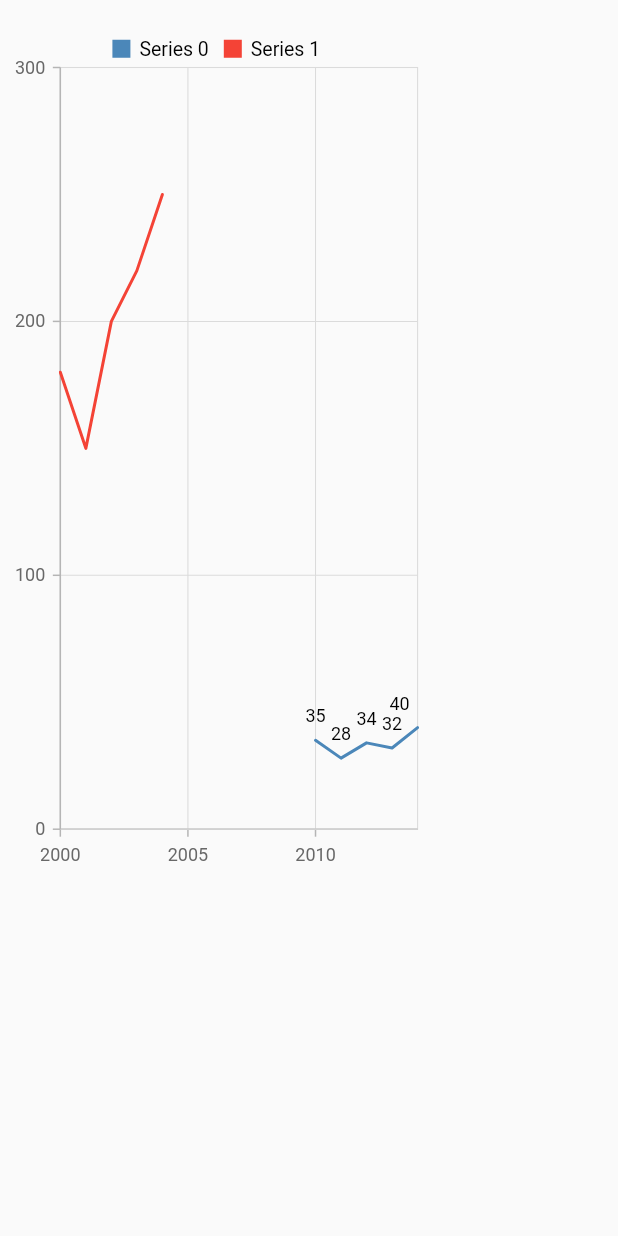
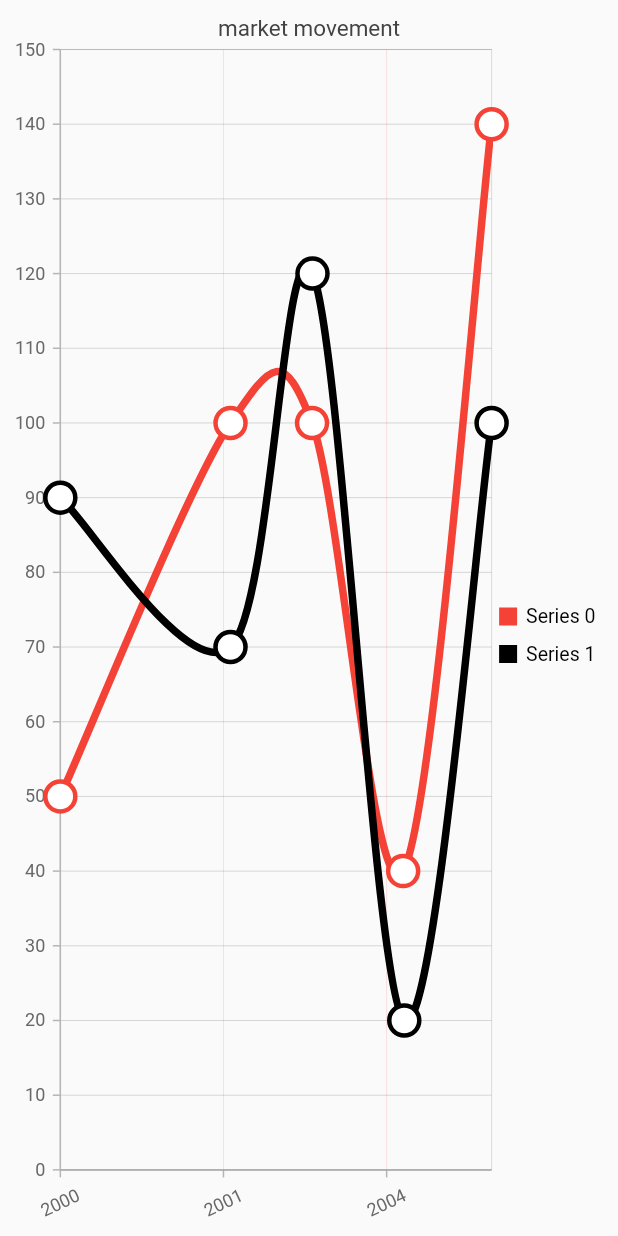
Before and after one commit to monaGamal2022/charts-interaction-demo, a Flutter app: the screen it shows after launch, on a phone screen of 412 x 824 dp. Run offline on Flutter 3.47's test engine with Material 2 defaults, Android fonts, the phone set to English and light mode, and no system bars; our stand-ins replace syncfusion_flutter_charts.

Commit message:
[FINALIZE] last stable version of demo stable

```diff
--- /dev/null
+++ b/lib/final_demo.dart
@@ -0,0 +1,208 @@
+import 'dart:developer';
+import 'package:flutter/material.dart';
+import 'package:intl/intl.dart';
+import 'package:syncfusion_flutter_charts/charts.dart';
+
+class FinalDemo extends StatefulWidget {
+  FinalDemo({Key? key}) : super(key: key);
+
+  @override
+  State<FinalDemo> createState() => _FinalDemoState();
+}
+
+class _FinalDemoState extends State<FinalDemo> {
+//TODO markers (Done)
+//TODO thinkness of lines (Done) width of SplineSeriesline
+//TODO curved points (Done) SplineChart
+//TODO grid color (Done) MajorGridLines in
+//TODO click on tooltip (Not achieveble directly it can be done with external action ex: button click)
+
+  final TooltipBehavior tool = TooltipBehavior(
+    enable: false,
+    activationMode: ActivationMode.singleTap,
+    header: "",
+  );
+
+  @override
+  Widget build(BuildContext context) {
+    return Scaffold(
+      body: SizedBox(
+        child: SfCartesianChart(
+          title: ChartTitle(
+            alignment: ChartAlignment.center,
+            text: "market movement",
+          ),
+          primaryXAxis: DateTimeAxis(
+            // intervalType: DateTimeIntervalType.days,
+            // enableAutoIntervalOnZooming: true,
+            // // interval: 1,
+            // associatedAxisName: "Market Date",
+            majorGridLines: const MajorGridLines(
+              width: 0.1,
+              color: Colors.red,
+            ),
+            // minorGridLines: const MinorGridLines(width: 0.5, color: Colors.red),
+            labelRotation: -25,
+          ),
+          crosshairBehavior: CrosshairBehavior(
+            enable: true,
+            activationMode: ActivationMode.singleTap,
+            lineWidth: 0.3,
+            shouldAlwaysShow: true,
+          ),
+          trackballBehavior: TrackballBehavior(
+            enable: true,
+            builder: (_, TrackballDetails details) {
+              // log("HI" + details.point!.xValue);
+              return GestureDetector(
+                onTap: () {
+                  print("Iam atool tip ive been tapedss");
+                },
+                child: IntrinsicHeight(
+                  child: Container(
+                    decoration: const BoxDecoration(
+                        color: Colors.white,
+                        borderRadius: BorderRadius.all(Radius.circular(3))),
+                    child: Row(
+                      mainAxisSize: MainAxisSize.min,
+                      children: [
+                        Container(
+                          decoration: BoxDecoration(
+                            color: Colors.red,
+                            borderRadius: BorderRadius.circular(3),
+                          ),
+                          child: Padding(
+                            padding: const EdgeInsets.only(left: 8.0),
+                            child: Container(
+                              decoration: const BoxDecoration(
+                                border: Border(
+                                  left: BorderSide(
+                                    color: Colors.red,
+                                    width: 4,
+                                  ),
+                                ),
+                              ),
+                            ),
+                          ),
+                        ),
+                        const SizedBox(width: 4),
+                        Padding(
+                          padding: const EdgeInsets.all(4.0),
+                          child: Column(
+                            mainAxisSize: MainAxisSize.min,
+                            mainAxisAlignment: MainAxisAlignment.start,
+                            children: [
+                              Text(DateTime.fromMicrosecondsSinceEpoch(
+                                details.point!.xValue,
+                              ).toString()),
+                              const SizedBox(height: 8),
+                              Text(
+                                details.point!.yValue.toString(),
+                                style: const TextStyle(
+                                  color: Colors.red,
+                                  fontWeight: FontWeight.bold,
+                                ),
+                              ),
+                            ],
+                          ),
+                        ),
+                      ],
+                    ),
+                  ),
+                ),
+              );
+            },
+            lineWidth: 0.3,
+            lineColor: Colors.transparent,
+            // shouldAlwaysShow: true,
+            lineDashArray: const [6, 6],
+            activationMode: ActivationMode.singleTap,
+            tooltipAlignment: ChartAlignment.near,
+            tooltipDisplayMode: TrackballDisplayMode.floatAllPoints,
+            tooltipSettings: const InteractiveTooltip(
+              borderWidth: 1,
+              borderColor: Colors.red,
+              arrowLength: 10,
+              arrowWidth: 0,
+              color: Colors.white,
+            ),
+          ),
+          primaryYAxis: NumericAxis(
+            majorGridLines: const MajorGridLines(
+              color: Colors.black,
+              width: .1,
+            ),
+          ),
+          legend: Legend(
+            isVisible: true,
+            position: LegendPosition.right,
+          ),
+          zoomPanBehavior: ZoomPanBehavior(
+            enableMouseWheelZooming: true,
+            // enableDoubleTapZooming: true,
+            enableSelectionZooming: true,
+            enablePanning: true,
+            enablePinching: true,
+            // maximumZoomLevel: 0.3,
+          ),
+          series: <ChartSeries>[
+            SplineSeries<DataSource, DateTime>(
+              dataSource: dataSource1,
+              width: 5,
+              color: Colors.red,
+              markerSettings: const MarkerSettings(
+                width: 20,
+                height: 20,
+                isVisible: true,
+                // color: Colors.black,
+                borderWidth: 3,
+              ),
+              xValueMapper: (DataSource data, _) => data.date,
+              yValueMapper: (DataSource data, _) => data.value,
+            ),
+            SplineSeries<DataSource, DateTime>(
+              dataSource: dataSource2,
+              color: Colors.black,
+              width: 5,
+              markerSettings: const MarkerSettings(
+                width: 20,
+                height: 20,
+                isVisible: true,
+                // color: Colors.black,
+                borderWidth: 3,
+              ),
+              xValueMapper: (DataSource dataSource, _) => dataSource.date,
+              yValueMapper: (DataSource dataSource, _) => dataSource.value,
+            ),
+          ],
+        ),
+      ),
+    );
+  }
+}
+
+class DataSource {
+  final DateTime date;
+  final double value;
+
+  DataSource(
+    this.date,
+    this.value,
+  );
+}
+
+List<DataSource> dataSource1 = [
+  DataSource(DateTime(2000, 1, 1), 50),
+  DataSource(DateTime(2002, 2, 1), 100),
+  DataSource(DateTime(2003, 2, 1), 100),
+  DataSource(DateTime(2004, 3, 15), 40),
+  DataSource(DateTime(2005, 4, 15), 140),
+];
+
+List<DataSource> dataSource2 = [
+  DataSource(DateTime(2000, 1, 1), 90),
+  DataSource(DateTime(2002, 2, 1), 70),
+  DataSource(DateTime(2003, 2, 3), 120),
+  DataSource(DateTime(2004, 3, 20), 20),
+  DataSource(DateTime(2005, 4, 15), 100),
+];
--- a/lib/main.dart
+++ b/lib/main.dart
@@ -1,5 +1,7 @@
 import 'dart:developer';
 
+import 'package:demo_movement_line_chart/final_demo.dart';
+import 'package:demo_movement_line_chart/images.dart';
 import 'package:flutter/material.dart';
 import 'package:syncfusion_flutter_charts/charts.dart';
 import 'package:syncfusion_flutter_charts/sparkcharts.dart';
@@ -63,13 +65,19 @@ class _MyHomePageState extends State<_MyHomePage> {
     ];
 
     return Scaffold(
-      body: SizedBox(
+      body: // ..
+          FinalDemo(),
+      // Images(),
+      /*
+
+          SizedBox(
         child: Padding(
           padding: const EdgeInsets.only(top: 10.0),
           child: SizedBox(
             width: MediaQuery.of(context).size.width * 0.7,
             height: MediaQuery.of(context).size.height * 0.7,
             child: SfCartesianChart(
+              enableMultiSelection: true,
               primaryXAxis: NumericAxis(
                 enableAutoIntervalOnZooming: true,
               ),
@@ -138,7 +146,6 @@ class _MyHomePageState extends State<_MyHomePage> {
               // ),
               zoomPanBehavior: ZoomPanBehavior(
                 enablePinching: true,
-                maximumZoomLevel: 0.4,
                 enableDoubleTapZooming: true,
                 enableMouseWheelZooming: true,
                 enableSelectionZooming: true,
@@ -234,12 +241,19 @@ class _MyHomePageState extends State<_MyHomePage> {
               ),
               series: <ChartSeries>[
                 LineSeries<ChartData, int>(
-                    dataSource: chartData1,
-                    isVisibleInLegend: true,
-                    enableTooltip: true,
-                    dataLabelSettings: const DataLabelSettings(isVisible: true),
-                    xValueMapper: (ChartData data, _) => data.x,
-                    yValueMapper: (ChartData data, _) => data.y),
+                  dataSource: chartData1,
+                  isVisibleInLegend: true,
+                  enableTooltip: true,
+                  color: Colors.black,
+                  dataLabelSettings: const DataLabelSettings(isVisible: true),
+                  xValueMapper: (ChartData data, _) => data.x,
+                  yValueMapper: (ChartData data, _) => data.y,
+                  selectionBehavior: SelectionBehavior(
+                    enable: true,
+                    unselectedColor: Colors.grey,
+                    selectedColor: Colors.black,
+                  ),
+                ),
                 LineSeries<ChartData, int>(
                     dataSource: chartData2,
                     color: Colors.red,
@@ -251,6 +265,8 @@ class _MyHomePageState extends State<_MyHomePage> {
           ),
         ),
       ),
+
+//  */
     );
   }
 }
```
Also changed, not shown: lib/images.dart (added, +13 -0 lines), lib/selection_demo.dart (added, +41 -0 lines), lib/marguerite-729510_1920.jpg (added).
